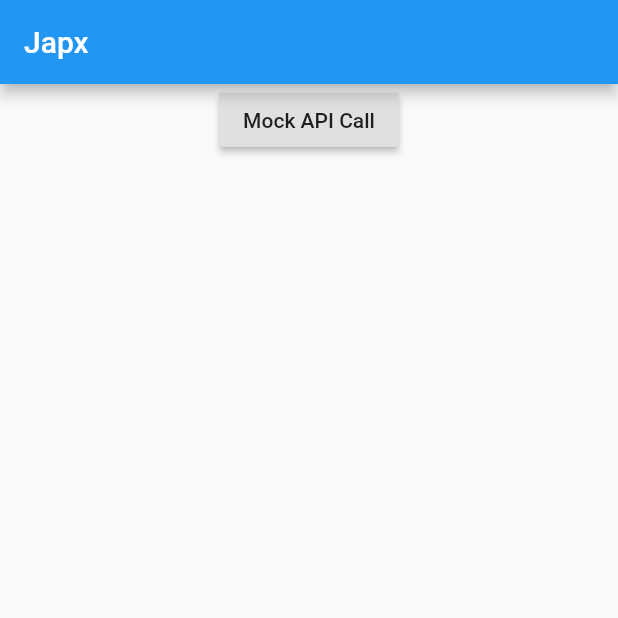
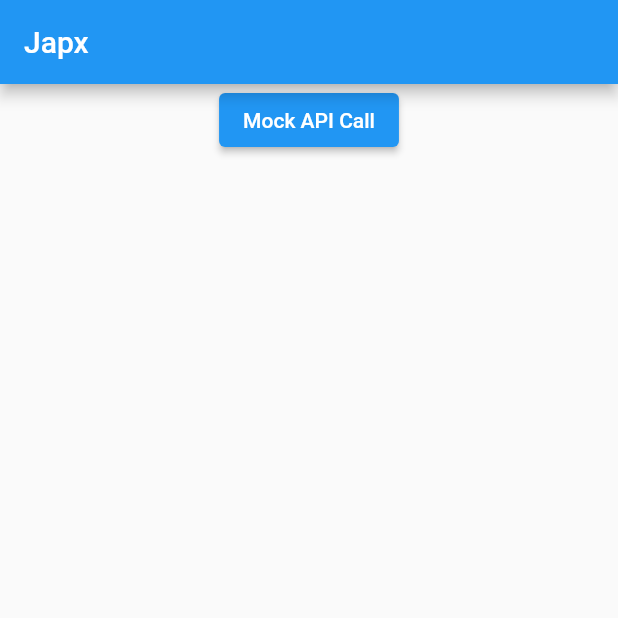
Before and after one commit to infinum/flutter-plugins-japx, a Flutter app: the screen it shows after launch, on a phone screen of 412 x 824 dp, the top half of it. Run offline on Flutter 3.47's test engine with Material 2 defaults, Android fonts, the phone set to English and light mode, and no system bars.

Commit message:
Update example

```diff
--- a/example/lib/main.dart
+++ b/example/lib/main.dart
@@ -39,7 +39,7 @@ class _HomeScreenState extends State<HomeScreen> {
     return Center(
       child: Column(
         children: <Widget>[
-          RaisedButton(
+          ElevatedButton(
             onPressed: mockAPICall,
             child: Text('Mock API Call'),
           ),
--- a/example/lib/user_model.dart
+++ b/example/lib/user_model.dart
@@ -8,7 +8,7 @@ part 'user_model.g.dart';
 /// flutter pub run build_runner build
 ///
 /// to rebuild generated files needed for parsing to and from json
-@JsonSerializable(nullable: false)
+@JsonSerializable()
 class User {
   User(this.email, this.name);
   factory User.fromMap(Map<String, dynamic> json) => _$UserFromJson(json);
```
Also changed, not shown: example/pubspec.yaml (+4 -4 lines), example/lib/user_model.g.dart, example/pubspec.lock.
